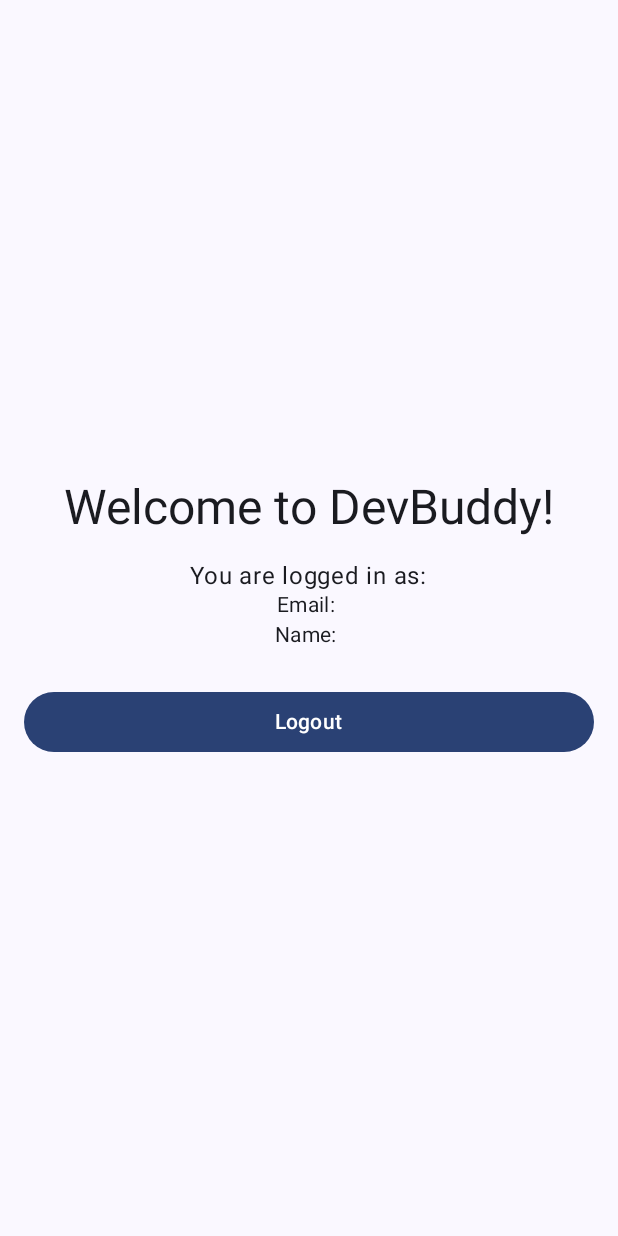
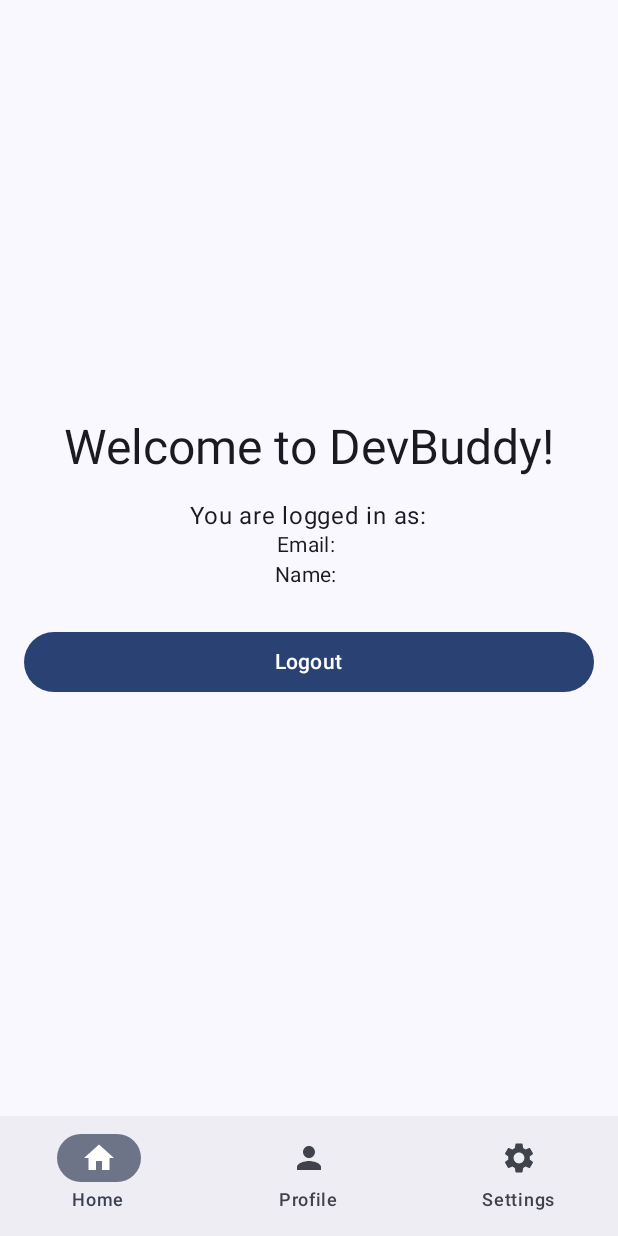
Before and after one commit to Chaos-19/DailyNugget_App, an Android app built with Jetpack Compose: the HomeScreen screen opened through its navigation route, on a phone screen of 412 x 824 dp. Run offline under Robolectric (Android 15) with nearby library versions, the phone set to English and light mode, and no system bars; our stand-ins replace Dagger/Hilt's generated code, Firebase (no records; nobody signed in at launch, a user with empty details on screens opened directly).

Commit message:
feat: add bottom nav to home
add bottom navigation to home
add two screen profile & settings

```diff
--- a/app/src/main/java/com/chaosdev/devbuddy/ui/auth/signup/SignUpViewModel.kt
+++ b/app/src/main/java/com/chaosdev/devbuddy/ui/auth/signup/SignUpViewModel.kt
@@ -2,9 +2,9 @@ package com.chaosdev.devbuddy.ui.auth.signup
 
 import androidx.lifecycle.ViewModel
 import androidx.lifecycle.viewModelScope
-import com.google.firebase.auth.FirebaseUser
 import com.chaosdev.devbuddy.data.repository.AuthRepository
 import com.chaosdev.devbuddy.ui.common.Resource
+import com.google.firebase.auth.FirebaseUser
 import dagger.hilt.android.lifecycle.HiltViewModel
 import kotlinx.coroutines.flow.MutableStateFlow
 import kotlinx.coroutines.flow.asStateFlow
@@ -34,7 +34,8 @@ class SignUpViewModel @Inject constructor(
                 _signUpState.value = Resource.Success(result.getOrNull()!!)
                 _navigationState.value = NavigationState.Onboarding
             } else {
-                _signUpState.value = Resource.Error(result.exceptionOrNull()?.message ?: "Signup failed")
+                _signUpState.value =
+                    Resource.Error(result.exceptionOrNull()?.message ?: "Signup failed")
             }
         }
     }
--- a/app/src/main/java/com/chaosdev/devbuddy/ui/home/HomeScreen.kt
+++ b/app/src/main/java/com/chaosdev/devbuddy/ui/home/HomeScreen.kt
@@ -1,32 +1,43 @@
 package com.chaosdev.devbuddy.ui.home
 
 import android.widget.Toast
-import androidx.compose.foundation.layout.*
+import androidx.compose.foundation.layout.Arrangement
+import androidx.compose.foundation.layout.Column
+import androidx.compose.foundation.layout.Spacer
+import androidx.compose.foundation.layout.fillMaxSize
+import androidx.compose.foundation.layout.fillMaxWidth
+import androidx.compose.foundation.layout.height
+import androidx.compose.foundation.layout.padding
 import androidx.compose.material3.Button
 import androidx.compose.material3.CircularProgressIndicator
+import androidx.compose.material3.ExperimentalMaterial3Api
 import androidx.compose.material3.MaterialTheme
+import androidx.compose.material3.Scaffold
 import androidx.compose.material3.Text
 import androidx.compose.runtime.Composable
+import androidx.compose.runtime.LaunchedEffect
 import androidx.compose.runtime.collectAsState
+import androidx.compose.runtime.getValue
 import androidx.compose.ui.Alignment
 import androidx.compose.ui.Modifier
 import androidx.compose.ui.platform.LocalContext
 import androidx.compose.ui.unit.dp
 import androidx.hilt.navigation.compose.hiltViewModel
 import androidx.navigation.NavController
+import androidx.navigation.NavHostController
 import com.chaosdev.devbuddy.ui.common.Resource
+import com.chaosdev.devbuddy.ui.navigation.BottomNavigationBar
 import com.chaosdev.devbuddy.ui.navigation.Screen
-import androidx.compose.runtime.LaunchedEffect
-//import com.chaosdev.devbuddy.ui.common.CommuteMinuteOrHourPicker
 
+@OptIn(ExperimentalMaterial3Api::class)
 @Composable
 fun HomeScreen(
     navController: NavController,
     viewModel: HomeViewModel = hiltViewModel()
 ) {
     val context = LocalContext.current
-    val logoutState = viewModel.logoutState.collectAsState().value
-    val currentUser = viewModel.currentUser.collectAsState().value
+    val logoutState by viewModel.logoutState.collectAsState()
+    val currentUser by viewModel.currentUser.collectAsState()
 
     LaunchedEffect(logoutState) {
         when (logoutState) {
@@ -37,26 +48,29 @@ fun HomeScreen(
                 }
                 viewModel.resetLogoutState()
             }
-            is Resource.Success<Unit>  -> {
+
+            is Resource.Error -> {
                 Toast.makeText(context, logoutState.message, Toast.LENGTH_LONG).show()
                 viewModel.resetLogoutState()
             }
-            is Resource.Error<Unit> -> {
-                Toast.makeText(context, logoutState.message, Toast.LENGTH_LONG).show()
-                viewModel.resetLogoutState()
-            }
-            is Resource.Loading<Unit> -> {
+
+            is Resource.Loading -> {
                 // Show loading indicator
             }
-            is Resource.Idle<Unit> -> {
+
+            is Resource.Idle -> {
                 // Initial state
             }
         }
     }
 
+    Scaffold(
+        bottomBar = { BottomNavigationBar(navController as NavHostController) }
+    ) { innerPadding ->
         Column(
             modifier = Modifier
                 .fillMaxSize()
+                .padding(innerPadding)
                 .padding(16.dp),
             horizontalAlignment = Alignment.CenterHorizontally,
             verticalArrangement = Arrangement.Center
@@ -66,7 +80,10 @@ fun HomeScreen(
 
             if (currentUser != null) {
                 Text(text = "You are logged in as:", style = MaterialTheme.typography.bodyLarge)
-            Text(text = "Email: ${currentUser?.email ?: "N/A"}", style = MaterialTheme.typography.bodyMedium)
+                Text(
+                    text = "Email: ${currentUser?.email ?: "N/A"}",
+                    style = MaterialTheme.typography.bodyMedium
+                )
                 currentUser?.displayName?.let { name ->
                     Text(text = "Name: $name", style = MaterialTheme.typography.bodyMedium)
                 }
@@ -89,3 +106,4 @@ fun HomeScreen(
             }
         }
     }
+}
--- /dev/null
+++ b/app/src/main/java/com/chaosdev/devbuddy/ui/navigation/BottomNavigation.kt
@@ -0,0 +1,57 @@
+package com.chaosdev.devbuddy.ui.navigation
+
+
+import androidx.compose.material.icons.Icons
+import androidx.compose.material.icons.filled.Home
+import androidx.compose.material.icons.filled.Person
+import androidx.compose.material.icons.filled.Settings
+import androidx.compose.material3.Icon
+import androidx.compose.material3.NavigationBar
+import androidx.compose.material3.NavigationBarItem
+import androidx.compose.material3.Text
+import androidx.compose.runtime.Composable
+import androidx.compose.runtime.getValue
+import androidx.compose.ui.graphics.vector.ImageVector
+import androidx.navigation.NavHostController
+import androidx.navigation.compose.currentBackStackEntryAsState
+
+
+@Composable
+fun BottomNavigationBar(navController: NavHostController) {
+    val navBackStackEntry by navController.currentBackStackEntryAsState()
+    val currentRoute = navBackStackEntry?.destination?.route
+
+    val items = listOf(
+        BottomNavItem("Home", Screen.Home.route, Icons.Filled.Home),
+        BottomNavItem("Profile", Screen.Profile.route, Icons.Filled.Person),
+        BottomNavItem("Settings", Screen.Settings.route, Icons.Filled.Settings)
+    )
+
+    NavigationBar {
+        items.forEach { item ->
+            NavigationBarItem(
+                icon = { Icon(imageVector = item.icon, contentDescription = item.label) },
+                label = { Text(item.label) },
+                selected = currentRoute == item.route,
+                onClick = {
+                    navController.navigate(item.route) {
+                        // Pop up to the start destination to avoid building up a large stack
+                        popUpTo(navController.graph.startDestinationId) {
+                            saveState = true
+                        }
+                        // Avoid multiple instances of the same destination
+                        launchSingleTop = true
+                        // Restore state when reselecting a previously selected item
+                        restoreState = true
+                    }
+                }
+            )
+        }
+    }
+}
+
+data class BottomNavItem(
+    val label: String,
+    val route: String,
+    val icon: ImageVector
+)
--- a/app/src/main/java/com/chaosdev/devbuddy/ui/navigation/NavGraph.kt
+++ b/app/src/main/java/com/chaosdev/devbuddy/ui/navigation/NavGraph.kt
@@ -1,20 +1,30 @@
 package com.chaosdev.devbuddy.ui.navigation
 
+import androidx.compose.material3.Icon
+import androidx.compose.material3.NavigationBar
+import androidx.compose.material3.NavigationBarItem
+import androidx.compose.material3.Text
 import androidx.compose.runtime.Composable
 import androidx.compose.runtime.LaunchedEffect
 import androidx.compose.runtime.collectAsState
+import androidx.compose.runtime.getValue
+import androidx.compose.ui.graphics.vector.ImageVector
+import androidx.compose.ui.res.vectorResource
 import androidx.hilt.navigation.compose.hiltViewModel
 import androidx.navigation.NavHostController
 import androidx.navigation.compose.NavHost
 import androidx.navigation.compose.composable
+import androidx.navigation.compose.currentBackStackEntryAsState
 import com.chaosdev.devbuddy.ui.auth.login.LoginScreen
 import com.chaosdev.devbuddy.ui.auth.signup.SignUpScreen
 import com.chaosdev.devbuddy.ui.auth.signup.SignUpViewModel
 import com.chaosdev.devbuddy.ui.home.HomeScreen
 import com.chaosdev.devbuddy.ui.onboarding.OnboardingScreen
-//import com.chaosdev.devbuddy.ui.splash.SplashScreen
+import com.chaosdev.devbuddy.ui.profile.ProfileScreen
+import com.chaosdev.devbuddy.ui.settings.SettingsScreen
 import com.chaosdev.devbuddy.ui.splash.SplashViewModel
 import com.chaosdev.devbuddy.ui.login.LoginViewModel
+import com.chaosdev.devbuddy.R
 
 @Composable
 fun AppNavGraph(
@@ -37,11 +47,6 @@ fun AppNavGraph(
         navController = navController,
         startDestination = startDestination
     ) {
-        /*
-        composable(Screen.Splash.route) {
-            SplashScreen()
-        }
-        */
         composable(Screen.Login.route) {
             LoginScreen(
                 navController = navController,
@@ -63,6 +68,16 @@ fun AppNavGraph(
             HomeScreen(
                 navController = navController,
                 viewModel = hiltViewModel()
+            )
+        }
+        composable(Screen.Profile.route) {
+            ProfileScreen(
+                navController = navController
+            )
+        }
+        composable(Screen.Settings.route) {
+            SettingsScreen(
+                navController = navController
             )
         }
     }
--- a/app/src/main/java/com/chaosdev/devbuddy/ui/navigation/Screen.kt
+++ b/app/src/main/java/com/chaosdev/devbuddy/ui/navigation/Screen.kt
@@ -9,11 +9,12 @@ sealed class Screen(val route: String) {
     object Login : Screen("login_screen")
     object SignUp : Screen("signup_screen")
     object Home : Screen("home_screen")
+    object Profile : Screen("profile_screen")
+    object Settings : Screen("settings_screen")
 
     // You can add more screens here as your application grows
     // For example:
-    // object Profile : Screen("profile_screen")
-    // object Settings : Screen("settings_screen")
+
 
     // If you need to pass arguments, you can define them here
     // object Detail : Screen("detail_screen/{id}") {
```
Also changed, not shown: app/src/main/java/com/chaosdev/devbuddy/ui/auth/signup/SignUpScreen.kt (+26 -3 lines), app/src/main/java/com/chaosdev/devbuddy/ui/profile/ProfileScreen.kt (added, +32 -0 lines), app/src/main/java/com/chaosdev/devbuddy/ui/settings/Settings.kt (added, +32 -0 lines). Lines whose indentation alone changed are shown as unchanged.
